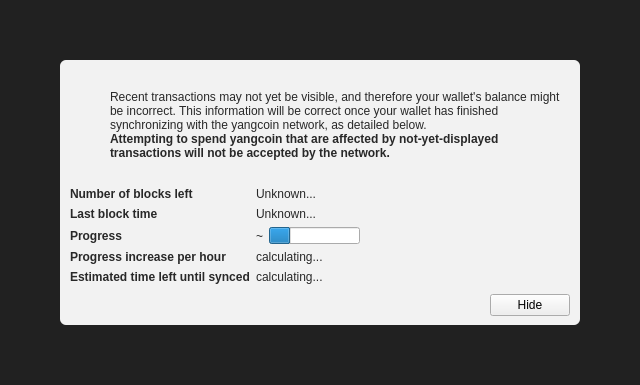
jinbio/jbc_core, file src/qt/forms/modaloverlay.ui: the form before one commit.
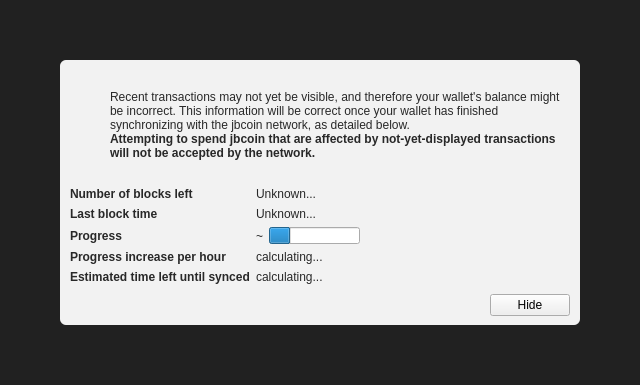
The form after the commit. Icons and pictures are not drawn. Custom widgets are drawn as their Qt base class.

Diff of the .ui file:
```diff
--- a/src/qt/forms/modaloverlay.ui
+++ b/src/qt/forms/modaloverlay.ui
@@ -130,7 +130,7 @@
              <item>
               <widget class="QLabel" name="infoText">
                <property name="text">
-                <string>Recent transactions may not yet be visible, and therefore your wallet's balance might be incorrect. This information will be correct once your wallet has finished synchronizing with the yangcoin network, as detailed below.</string>
+                <string>Recent transactions may not yet be visible, and therefore your wallet's balance might be incorrect. This information will be correct once your wallet has finished synchronizing with the jbcoin network, as detailed below.</string>
                </property>
                <property name="textFormat">
                 <enum>Qt::RichText</enum>
@@ -149,7 +149,7 @@
                 </font>
                </property>
                <property name="text">
-                <string>Attempting to spend yangcoin that are affected by not-yet-displayed transactions will not be accepted by the network.</string>
+                <string>Attempting to spend jbcoin that are affected by not-yet-displayed transactions will not be accepted by the network.</string>
                </property>
                <property name="textFormat">
                 <enum>Qt::RichText</enum>
```
